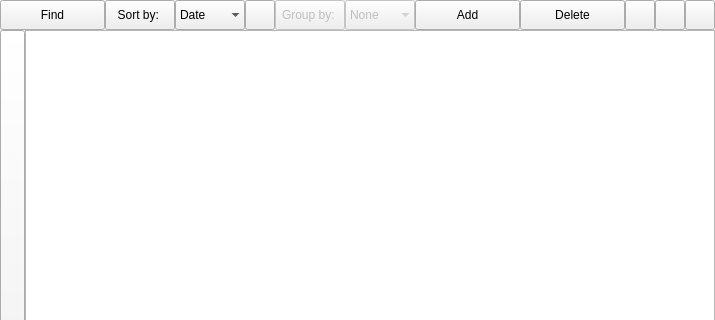
Above: Sources/library_layout.ui from JerryShe/O-Reader before the change; both pictures show x 0 to 715 and y 0 to 320 of the 715 by 542 pixel window. Below: the same form after it.
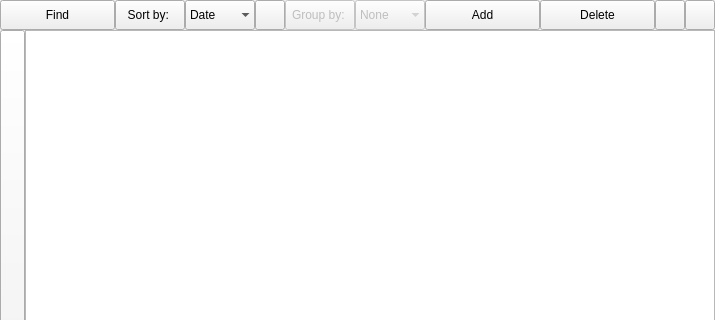
That is the form after the change. Custom widgets are drawn as their Qt base class.

Patch:
```diff
--- a/Sources/library_layout.ui
+++ b/Sources/library_layout.ui
@@ -30,7 +30,7 @@
     <number>0</number>
    </property>
    <item>
-    <layout class="QHBoxLayout" name="LibraryButtons" stretch="2,1,1,0,1,1,2,2,0,0,0">
+    <layout class="QHBoxLayout" name="LibraryButtons" stretch="2,1,1,0,1,1,2,2,0,0">
      <property name="spacing">
       <number>0</number>
      </property>
@@ -282,53 +282,6 @@
        </property>
       </widget>
      </item>
-     <item>
-      <widget class="QPushButton" name="_ChangeViewMode">
-       <property name="minimumSize">
-        <size>
-         <width>30</width>
-         <height>30</height>
-        </size>
-       </property>
-       <property name="maximumSize">
-        <size>
-         <width>30</width>
-         <height>30</height>
-        </size>
-       </property>
-       <property name="text">
-        <string notr="true"/>
-       </property>
-       <property name="shortcut">
-        <string notr="true"/>
-       </property>
-       <property name="checkable">
-        <bool>true</bool>
-       </property>
-      </widget>
-     </item>
-     <item>
-      <widget class="QPushButton" name="_Upscale">
-       <property name="minimumSize">
-        <size>
-         <width>30</width>
-         <height>30</height>
-        </size>
-       </property>
-       <property name="maximumSize">
-        <size>
-         <width>30</width>
-         <height>30</height>
-        </size>
-       </property>
-       <property name="text">
-        <string notr="true"/>
-       </property>
-       <property name="shortcut">
-        <string notr="true"/>
-       </property>
-      </widget>
-     </item>
      <item>
       <widget class="QPushButton" name="_Downscale">
        <property name="minimumSize">
@@ -351,6 +304,31 @@
        </property>
       </widget>
      </item>
+     <item>
+      <widget class="QPushButton" name="_ChangeViewMode">
+       <property name="minimumSize">
+        <size>
+         <width>30</width>
+         <height>30</height>
+        </size>
+       </property>
+       <property name="maximumSize">
+        <size>
+         <width>30</width>
+         <height>30</height>
+        </size>
+       </property>
+       <property name="text">
+        <string notr="true"/>
+       </property>
+       <property name="shortcut">
+        <string notr="true"/>
+       </property>
+       <property name="checkable">
+        <bool>true</bool>
+       </property>
+      </widget>
+     </item>
     </layout>
    </item>
    <item>
```
